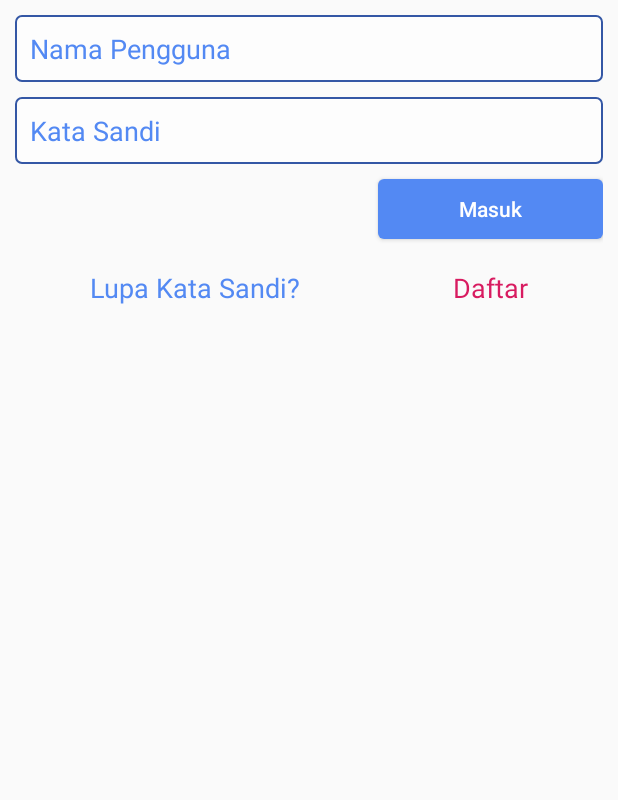
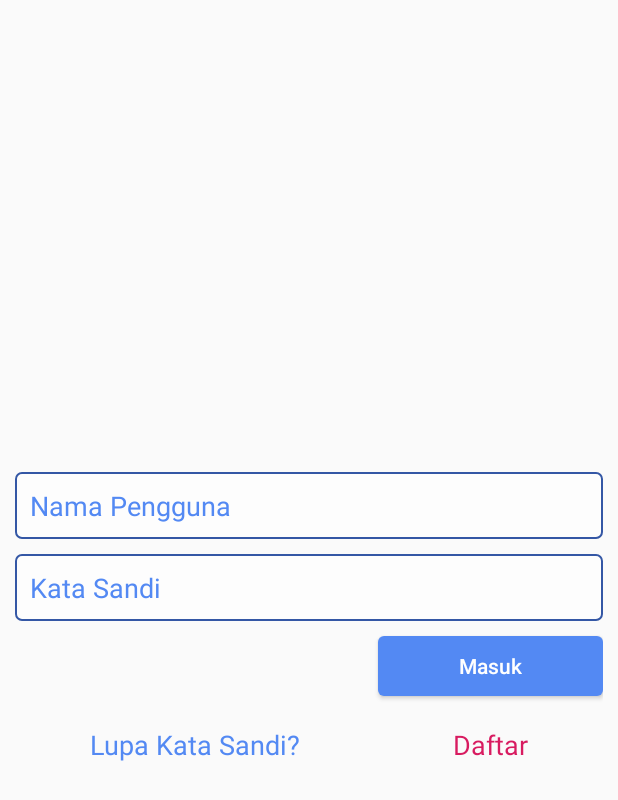
Before and after one commit to fahri1690/SIGAdmin, an Android app: the layout login.xml on its own in the app's theme, with its tools: preview values and no code run, on a phone screen of 412 x 824 dp. Shown: the top 800 px of the screen. Run offline under Robolectric (Android 15) with nearby library versions, the phone set to English and light mode, and no system bars.

Commit message:
update login

```diff
--- a/app/src/main/AndroidManifest.xml
+++ b/app/src/main/AndroidManifest.xml
@@ -11,10 +11,10 @@
             android:theme="@style/AppTheme">
         <activity android:name=".layouts.NewPassword">
         </activity>
-        <activity android:name=".layouts.LoginActivity">
+        <activity android:name=".layouts.LoginActivity"
+        android:theme="@style/Theme.AppCompat.Light.NoActionBar">
             <intent-filter>
                 <action android:name="android.intent.action.MAIN"/>
-
                 <category android:name="android.intent.category.LAUNCHER"/>
             </intent-filter>
         </activity>
--- a/app/src/main/java/com/example/sigadmin/layouts/NewPassword.kt
+++ b/app/src/main/java/com/example/sigadmin/layouts/NewPassword.kt
@@ -20,6 +20,5 @@ class NewPassword : AppCompatActivity() {
             startActivity(intent)
         }
 
-
     }
 }
--- a/app/src/main/res/layout/login.xml
+++ b/app/src/main/res/layout/login.xml
@@ -1,5 +1,8 @@
 <?xml version="1.0" encoding="utf-8"?>
-<LinearLayout xmlns:android="http://schemas.android.com/apk/res/android" xmlns:tools="http://schemas.android.com/tools"
+<LinearLayout xmlns:android="http://schemas.android.com/apk/res/android"
+              xmlns:tools="http://schemas.android.com/tools"
+              android:theme="@style/Theme.AppCompat.Light.NoActionBar"
+              android:gravity="center_vertical"
               android:orientation="vertical"
               android:padding="@dimen/default_padding"
               android:layout_width="match_parent"
--- a/app/src/main/res/values/refs.xml
+++ /dev/null
@@ -1,3 +0,0 @@
-<?xml version="1.0" encoding="utf-8"?>
-<resources>
-</resources>
```
